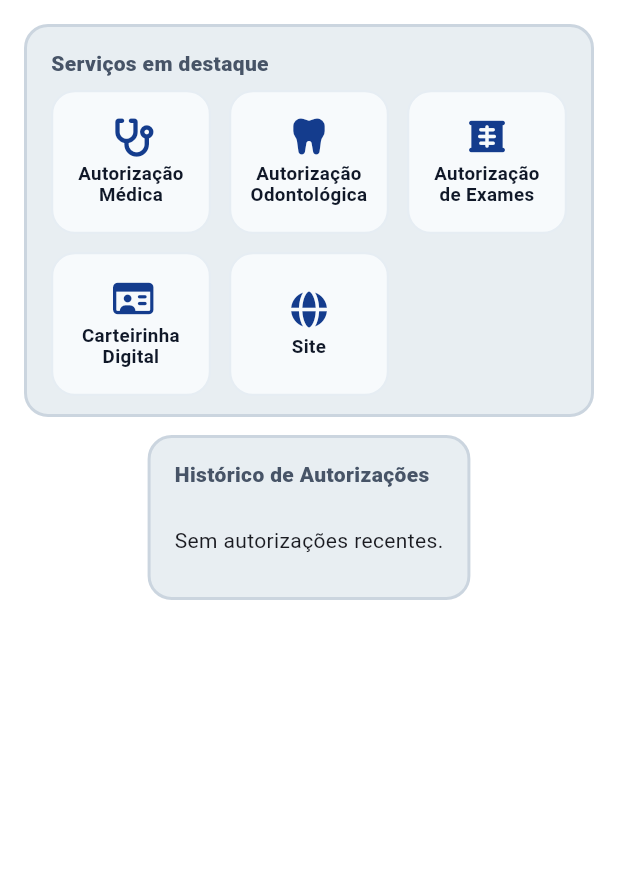
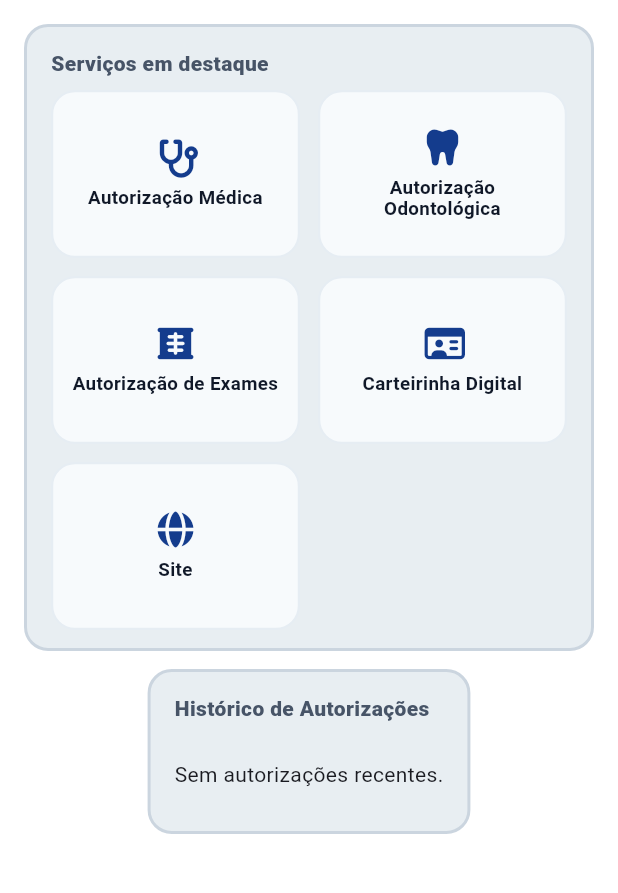
Before and after one commit to FelisbertoJPG/Flutter-Ipasem, a Flutter app: the HomeServicos screen opened by its route, on a phone screen of 412 x 824 dp, the part 84-977 px from its top. Run offline on Flutter 3.47's test engine with Material 3 defaults, Android fonts, the phone set to English and light mode, and no system bars; our stand-ins replace dio, file_picker, flutter_secure_storage, font_awesome_flutter, open_filex, package_info_plus and 5 more; missing offline and left inert: file_saver, in_app_update, webview_flutter_android, webview_flutter_web; accounts and stored records are empty.

Commit message:
refactor: cards responsivos - flex

```diff
--- a/lib/ui/components/quick_actions.dart
+++ b/lib/ui/components/quick_actions.dart
@@ -1,3 +1,4 @@
+// lib/ui/components/quick_actions.dart
 import 'package:flutter/material.dart';
 
 /// Público-alvo do item de ação.
@@ -49,28 +50,28 @@ class QuickActions extends StatelessWidget {
   Widget build(BuildContext context) {
     final visible = items.where((it) {
       switch (it.audience) {
-        case QaAudience.all:      return true;
-        case QaAudience.loggedIn: return isLoggedIn;
-        case QaAudience.visitor:  return !isLoggedIn;
+        case QaAudience.all:
+          return true;
+        case QaAudience.loggedIn:
+          return isLoggedIn;
+        case QaAudience.visitor:
+          return !isLoggedIn;
       }
     }).toList();
 
+    if (visible.isEmpty) return const SizedBox.shrink();
+
+    final theme = Theme.of(context);
+    final tScale = MediaQuery.textScaleFactorOf(context);
+
+    // altura do tile adaptada à acessibilidade
+    final double tileHeight = 112.0 + (tScale - 1.0) * 36.0;
+
     return LayoutBuilder(
       builder: (context, constraints) {
-        // 3 colunas padrão, 4 em telas largas
-        final cols = constraints.maxWidth >= 560 ? 4 : 3;
-
-        // cálculo robusto de altura do tile (base + ajuste por acessibilidade)
-        final textScale = MediaQuery.textScaleFactorOf(context);
-        final baseH = 96.0; // altura confortável p/ ícone + 2 linhas
-        final tileH = baseH + (textScale - 1.0) * 28.0; // cresce com fonte maior
-
-        // largura de cada célula (considera espaçamento)
-        const spacing = 12.0;
-        final itemW = (constraints.maxWidth - spacing * (cols - 1)) / cols;
-
-        // usamos ratio = largura/altura para dar a altura desejada
-        final ratio = itemW / tileH;
+        // controla largura máxima por card para a grade "respirar"
+        final double maxExtent =
+        constraints.maxWidth >= 720 ? 190 : constraints.maxWidth >= 560 ? 180 : 168;
 
         return Column(
           crossAxisAlignment: CrossAxisAlignment.start,
@@ -80,10 +81,9 @@ class QuickActions extends StatelessWidget {
                 padding: const EdgeInsets.only(left: 4, bottom: 8),
                 child: Text(
                   title!,
-                  style: const TextStyle(
-                    fontSize: 14,
+                  style: theme.textTheme.titleMedium?.copyWith(
                     fontWeight: FontWeight.w700,
-                    color: Color(0xFF344054),
+                    color: const Color(0xFF344054),
                   ),
                 ),
               ),
@@ -91,11 +91,12 @@ class QuickActions extends StatelessWidget {
               shrinkWrap: true,
               physics: const NeverScrollableScrollPhysics(),
               itemCount: visible.length,
-              gridDelegate: SliverGridDelegateWithFixedCrossAxisCount(
-                crossAxisCount: cols,
-                crossAxisSpacing: spacing,
-                mainAxisSpacing: spacing,
-                childAspectRatio: ratio, // <<< evita overflow
+              gridDelegate: SliverGridDelegateWithMaxCrossAxisExtent(
+                maxCrossAxisExtent: maxExtent,
+                crossAxisSpacing: 12,
+                mainAxisSpacing: 12,
+                // força altura consistente por item (bom para até 3 linhas de label)
+                mainAxisExtent: tileHeight,
               ),
               itemBuilder: (context, i) {
                 final it = visible[i];
@@ -160,16 +161,18 @@ class _QaTile extends StatelessWidget {
               mainAxisAlignment: MainAxisAlignment.center,
               children: [
                 Icon(icon, size: 24, color: const Color(0xFF143C8D)),
-                const SizedBox(height: 6),
+                const SizedBox(height: 8),
+                // até 3 linhas, quebra natural e ellipsis só se faltar espaço
                 Text(
                   label,
                   textAlign: TextAlign.center,
-                  maxLines: 2,
+                  softWrap: true,
+                  maxLines: 3,
                   overflow: TextOverflow.ellipsis,
                   style: const TextStyle(
                     fontSize: 12.5,
-                    height: 1.1,
-                    fontWeight: FontWeight.w600,
+                    height: 1.15,
+                    fontWeight: FontWeight.w700,
                     color: Color(0xFF101828),
                   ),
                 ),
@@ -186,7 +189,10 @@ class _QaTile extends StatelessWidget {
       ),
     );
 
-    return Material(
+    return Tooltip(
+      message: label,
+      waitDuration: const Duration(milliseconds: 500),
+      child: Material(
         color: Colors.transparent,
         child: InkWell(
           borderRadius: BorderRadius.circular(16),
@@ -196,6 +202,7 @@ class _QaTile extends StatelessWidget {
             child: base,
           ),
         ),
+      ),
     );
   }
 }
```
Lines whose indentation alone changed are shown as unchanged.
